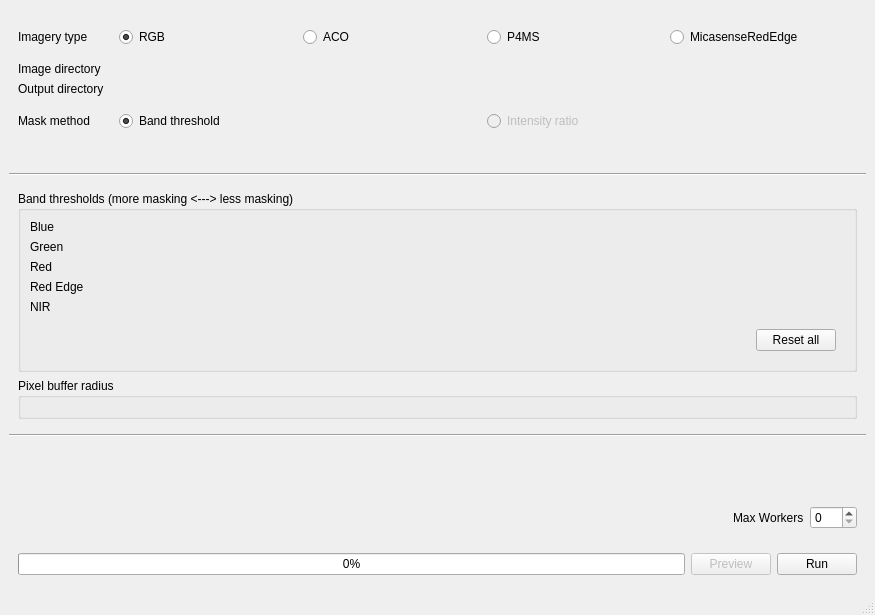
Above: gui.ui from HakaiInstitute/GlintMaskGenerator before the change. Below: the same form after it.
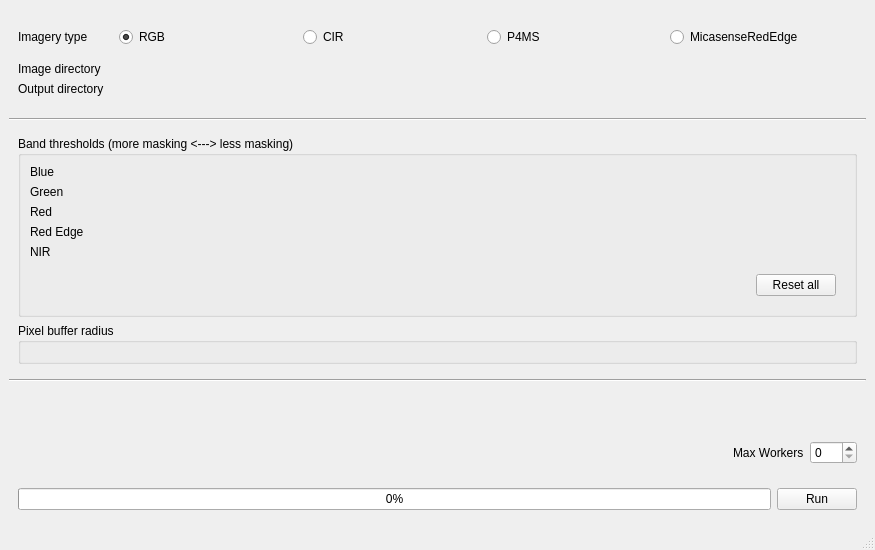
That is the form after the change. Custom widgets are drawn as their Qt base class.

```diff
--- a/gui.ui
+++ b/gui.ui
@@ -7,7 +7,7 @@
     <x>0</x>
     <y>0</y>
     <width>875</width>
-    <height>615</height>
+    <height>550</height>
    </rect>
   </property>
   <property name="windowTitle">
@@ -38,9 +38,9 @@
            </widget>
           </item>
           <item>
-           <widget class="QRadioButton" name="img_type_aco_radio">
+           <widget class="QRadioButton" name="img_type_cir_radio">
             <property name="text">
-             <string>ACO</string>
+             <string>CIR</string>
             </property>
            </widget>
           </item>
@@ -61,6 +61,29 @@
          </layout>
         </widget>
        </item>
+       <item row="2" column="0">
+        <widget class="QLabel" name="label_3">
+         <property name="sizePolicy">
+          <sizepolicy hsizetype="Minimum" vsizetype="Preferred">
+           <horstretch>0</horstretch>
+           <verstretch>0</verstretch>
+          </sizepolicy>
+         </property>
+         <property name="text">
+          <string>Image directory</string>
+         </property>
+        </widget>
+       </item>
+       <item row="3" column="1">
+        <widget class="DirectoryPath" name="mask_dir_w" native="true">
+         <property name="sizePolicy">
+          <sizepolicy hsizetype="MinimumExpanding" vsizetype="Preferred">
+           <horstretch>0</horstretch>
+           <verstretch>0</verstretch>
+          </sizepolicy>
+         </property>
+        </widget>
+       </item>
        <item row="1" column="0">
         <widget class="QLabel" name="label_2">
          <property name="sizePolicy">
@@ -74,16 +97,6 @@
          </property>
         </widget>
        </item>
-       <item row="3" column="1">
-        <widget class="DirectoryPath" name="mask_dir_w" native="true">
-         <property name="sizePolicy">
-          <sizepolicy hsizetype="MinimumExpanding" vsizetype="Preferred">
-           <horstretch>0</horstretch>
-           <verstretch>0</verstretch>
-          </sizepolicy>
-         </property>
-        </widget>
-       </item>
        <item row="2" column="1">
         <widget class="DirectoryPath" name="img_dir_w" native="true">
          <property name="sizePolicy">
@@ -107,76 +120,6 @@
          </property>
         </widget>
        </item>
-       <item row="2" column="0">
-        <widget class="QLabel" name="label_3">
-         <property name="sizePolicy">
-          <sizepolicy hsizetype="Minimum" vsizetype="Preferred">
-           <horstretch>0</horstretch>
-           <verstretch>0</verstretch>
-          </sizepolicy>
-         </property>
-         <property name="text">
-          <string>Image directory</string>
-         </property>
-        </widget>
-       </item>
-       <item row="4" column="1">
-        <widget class="QFrame" name="frame_4">
-         <property name="sizePolicy">
-          <sizepolicy hsizetype="MinimumExpanding" vsizetype="Preferred">
-           <horstretch>0</horstretch>
-           <verstretch>0</verstretch>
-          </sizepolicy>
-         </property>
-         <layout class="QHBoxLayout" name="horizontalLayout_13">
-          <item>
-           <widget class="QRadioButton" name="method_threshold_radio">
-            <property name="sizePolicy">
-             <sizepolicy hsizetype="Minimum" vsizetype="Fixed">
-              <horstretch>0</horstretch>
-              <verstretch>0</verstretch>
-             </sizepolicy>
-            </property>
-            <property name="text">
-             <string>Band threshold</string>
-            </property>
-            <property name="checked">
-             <bool>true</bool>
-            </property>
-           </widget>
-          </item>
-          <item>
-           <widget class="QRadioButton" name="method_ratio_radio">
-            <property name="enabled">
-             <bool>false</bool>
-            </property>
-            <property name="sizePolicy">
-             <sizepolicy hsizetype="Minimum" vsizetype="Fixed">
-              <horstretch>0</horstretch>
-              <verstretch>0</verstretch>
-             </sizepolicy>
-            </property>
-            <property name="text">
-             <string>Intensity ratio</string>
-            </property>
-           </widget>
-          </item>
-         </layout>
-        </widget>
-       </item>
-       <item row="4" column="0">
-        <widget class="QLabel" name="label">
-         <property name="sizePolicy">
-          <sizepolicy hsizetype="Minimum" vsizetype="Preferred">
-           <horstretch>0</horstretch>
-           <verstretch>0</verstretch>
-          </sizepolicy>
-         </property>
-         <property name="text">
-          <string>Mask method</string>
-         </property>
-        </widget>
-       </item>
       </layout>
      </widget>
     </item>
@@ -422,16 +365,6 @@
          </property>
         </widget>
        </item>
-       <item>
-        <widget class="QPushButton" name="preview_btn">
-         <property name="enabled">
-          <bool>false</bool>
-         </property>
-         <property name="text">
-          <string>Preview</string>
-         </property>
-        </widget>
-       </item>
        <item>
         <widget class="QPushButton" name="run_btn">
          <property name="text">
```
Left out of the diff: 150 changed lines with no effect on the pictures.
